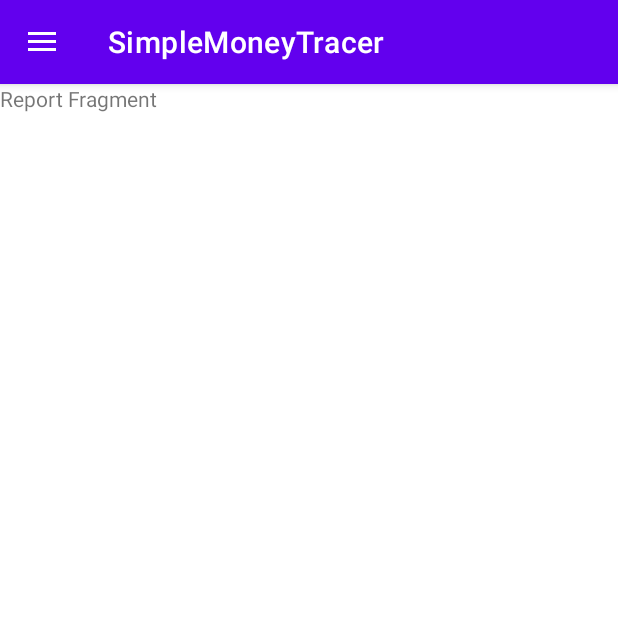
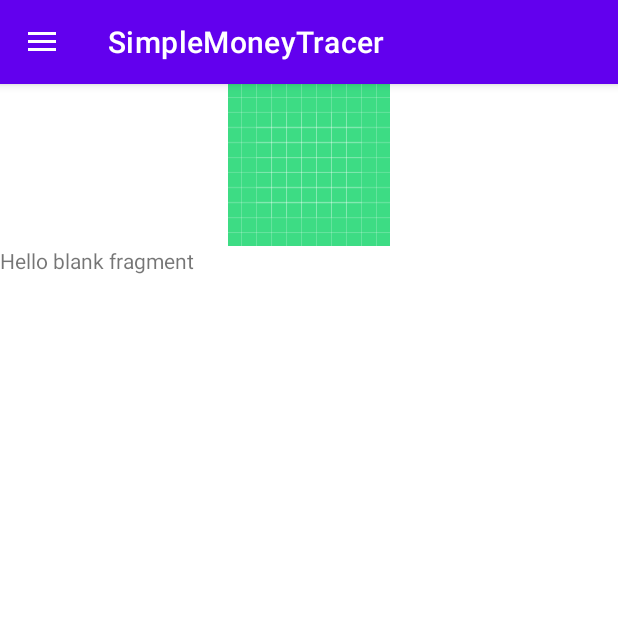
Before and after one commit to hyp0126/simple-money-tracer, an Android app: the screen it shows after launch (MainActivity), in the side drawer, after a tap on "Report", on a phone screen of 412 x 824 dp, the top half of it. Run offline under Robolectric (Android 15) with nearby library versions, the phone set to English and light mode, and no system bars.

Commit message:
Add Animation fragment and Chart fragment to Report fragment Add Landscape to Report fragment

```diff
--- /dev/null
+++ b/app/src/main/java/com/phoenixgroup10/simplemoneytracer/fragment/AnimationFragment.java
@@ -0,0 +1,66 @@
+package com.phoenixgroup10.simplemoneytracer.fragment;
+
+import android.os.Bundle;
+
+import androidx.fragment.app.Fragment;
+
+import android.view.LayoutInflater;
+import android.view.View;
+import android.view.ViewGroup;
+
+import com.phoenixgroup10.simplemoneytracer.R;
+
+/**
+ * A simple {@link Fragment} subclass.
+ * Use the {@link AnimationFragment#newInstance} factory method to
+ * create an instance of this fragment.
+ */
+public class AnimationFragment extends Fragment {
+
+    // TODO: Rename parameter arguments, choose names that match
+    // the fragment initialization parameters, e.g. ARG_ITEM_NUMBER
+    private static final String ARG_PARAM1 = "param1";
+    private static final String ARG_PARAM2 = "param2";
+
+    // TODO: Rename and change types of parameters
+    private String mParam1;
+    private String mParam2;
+
+    public AnimationFragment() {
+        // Required empty public constructor
+    }
+
+    /**
+     * Use this factory method to create a new instance of
+     * this fragment using the provided parameters.
+     *
+     * @param param1 Parameter 1.
+     * @param param2 Parameter 2.
+     * @return A new instance of fragment AnimationFragment.
+     */
+    // TODO: Rename and change types and number of parameters
+    public static AnimationFragment newInstance(String param1, String param2) {
+        AnimationFragment fragment = new AnimationFragment();
+        Bundle args = new Bundle();
+        args.putString(ARG_PARAM1, param1);
+        args.putString(ARG_PARAM2, param2);
+        fragment.setArguments(args);
+        return fragment;
+    }
+
+    @Override
+    public void onCreate(Bundle savedInstanceState) {
+        super.onCreate(savedInstanceState);
+        if (getArguments() != null) {
+            mParam1 = getArguments().getString(ARG_PARAM1);
+            mParam2 = getArguments().getString(ARG_PARAM2);
+        }
+    }
+
+    @Override
+    public View onCreateView(LayoutInflater inflater, ViewGroup container,
+                             Bundle savedInstanceState) {
+        // Inflate the layout for this fragment
+        return inflater.inflate(R.layout.fragment_animation, container, false);
+    }
+}
--- /dev/null
+++ b/app/src/main/java/com/phoenixgroup10/simplemoneytracer/fragment/ChartFragment.java
@@ -0,0 +1,66 @@
+package com.phoenixgroup10.simplemoneytracer.fragment;
+
+import android.os.Bundle;
+
+import androidx.fragment.app.Fragment;
+
+import android.view.LayoutInflater;
+import android.view.View;
+import android.view.ViewGroup;
+
+import com.phoenixgroup10.simplemoneytracer.R;
+
+/**
+ * A simple {@link Fragment} subclass.
+ * Use the {@link ChartFragment#newInstance} factory method to
+ * create an instance of this fragment.
+ */
+public class ChartFragment extends Fragment {
+
+    // TODO: Rename parameter arguments, choose names that match
+    // the fragment initialization parameters, e.g. ARG_ITEM_NUMBER
+    private static final String ARG_PARAM1 = "param1";
+    private static final String ARG_PARAM2 = "param2";
+
+    // TODO: Rename and change types of parameters
+    private String mParam1;
+    private String mParam2;
+
+    public ChartFragment() {
+        // Required empty public constructor
+    }
+
+    /**
+     * Use this factory method to create a new instance of
+     * this fragment using the provided parameters.
+     *
+     * @param param1 Parameter 1.
+     * @param param2 Parameter 2.
+     * @return A new instance of fragment ChartFragment.
+     */
+    // TODO: Rename and change types and number of parameters
+    public static ChartFragment newInstance(String param1, String param2) {
+        ChartFragment fragment = new ChartFragment();
+        Bundle args = new Bundle();
+        args.putString(ARG_PARAM1, param1);
+        args.putString(ARG_PARAM2, param2);
+        fragment.setArguments(args);
+        return fragment;
+    }
+
+    @Override
+    public void onCreate(Bundle savedInstanceState) {
+        super.onCreate(savedInstanceState);
+        if (getArguments() != null) {
+            mParam1 = getArguments().getString(ARG_PARAM1);
+            mParam2 = getArguments().getString(ARG_PARAM2);
+        }
+    }
+
+    @Override
+    public View onCreateView(LayoutInflater inflater, ViewGroup container,
+                             Bundle savedInstanceState) {
+        // Inflate the layout for this fragment
+        return inflater.inflate(R.layout.fragment_chart, container, false);
+    }
+}
--- /dev/null
+++ b/app/src/main/res/layout-land/fragment_report.xml
@@ -0,0 +1,37 @@
+<?xml version="1.0" encoding="utf-8"?>
+<FrameLayout xmlns:android="http://schemas.android.com/apk/res/android"
+    xmlns:tools="http://schemas.android.com/tools"
+    android:layout_width="match_parent"
+    android:layout_height="match_parent"
+    tools:context=".fragment.ReportFragment">
+
+    <LinearLayout
+        android:layout_width="match_parent"
+        android:layout_height="match_parent"
+        android:orientation="horizontal">
+
+        <fragment
+            android:id="@+id/fragment3"
+            android:name="com.phoenixgroup10.simplemoneytracer.fragment.AnimationFragment"
+            android:layout_width="wrap_content"
+            android:layout_height="wrap_content" />
+
+        <ScrollView
+            android:layout_width="match_parent"
+            android:layout_height="match_parent">
+
+            <LinearLayout
+                android:layout_width="match_parent"
+                android:layout_height="wrap_content"
+                android:orientation="vertical">
+
+                <fragment
+                    android:id="@+id/fragment4"
+                    android:name="com.phoenixgroup10.simplemoneytracer.fragment.ChartFragment"
+                    android:layout_width="wrap_content"
+                    android:layout_height="wrap_content" />
+            </LinearLayout>
+        </ScrollView>
+
+    </LinearLayout>
+</FrameLayout>
--- /dev/null
+++ b/app/src/main/res/layout/fragment_animation.xml
@@ -0,0 +1,17 @@
+<?xml version="1.0" encoding="utf-8"?>
+<FrameLayout xmlns:android="http://schemas.android.com/apk/res/android"
+    xmlns:app="http://schemas.android.com/apk/res-auto"
+    xmlns:tools="http://schemas.android.com/tools"
+    android:layout_width="match_parent"
+    android:layout_height="match_parent"
+    tools:context=".fragment.AnimationFragment">
+
+    <!-- TODO: Update blank fragment layout -->
+
+    <ImageView
+        android:id="@+id/imageView"
+        android:layout_width="match_parent"
+        android:layout_height="wrap_content"
+        android:src="@drawable/ic_launcher_background" />
+
+</FrameLayout>
--- /dev/null
+++ b/app/src/main/res/layout/fragment_chart.xml
@@ -0,0 +1,14 @@
+<?xml version="1.0" encoding="utf-8"?>
+<FrameLayout xmlns:android="http://schemas.android.com/apk/res/android"
+    xmlns:tools="http://schemas.android.com/tools"
+    android:layout_width="match_parent"
+    android:layout_height="match_parent"
+    tools:context=".fragment.ChartFragment">
+
+    <!-- TODO: Update blank fragment layout -->
+    <TextView
+        android:layout_width="match_parent"
+        android:layout_height="match_parent"
+        android:text="@string/hello_blank_fragment" />
+
+</FrameLayout>
--- a/app/src/main/res/layout/fragment_report.xml
+++ b/app/src/main/res/layout/fragment_report.xml
@@ -6,9 +6,22 @@
     tools:context=".fragment.ReportFragment">
 
     <!-- TODO: Update blank fragment layout -->
-    <TextView
+    <LinearLayout
         android:layout_width="match_parent"
         android:layout_height="match_parent"
-        android:text="Report Fragment" />
+        android:orientation="vertical">
+
+        <fragment
+            android:id="@+id/fragment"
+            android:name="com.phoenixgroup10.simplemoneytracer.fragment.AnimationFragment"
+            android:layout_width="match_parent"
+            android:layout_height="wrap_content" />
+
+        <fragment
+            android:id="@+id/fragment2"
+            android:name="com.phoenixgroup10.simplemoneytracer.fragment.ChartFragment"
+            android:layout_width="match_parent"
+            android:layout_height="wrap_content" />
+    </LinearLayout>
 
 </FrameLayout>
```
